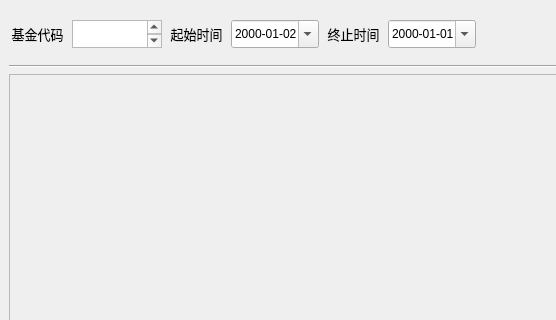
Above: ui/main_window.ui from KirinDr/Fund-Tool before the change; both pictures show x 0 to 556 and y 0 to 320 of the 1156 by 612 pixel window. Below: the same form after it.
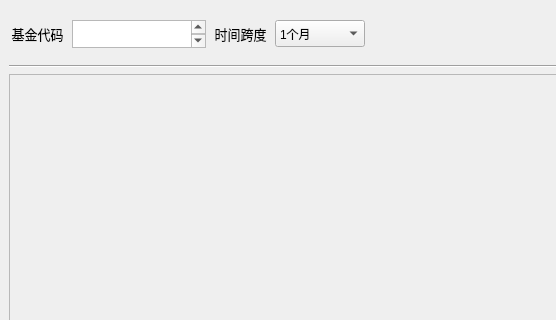
That is the form after the change.

The edit to the form file:
```diff
--- a/ui/main_window.ui
+++ b/ui/main_window.ui
@@ -98,7 +98,7 @@
          </font>
         </property>
         <property name="text">
-         <string>起始时间</string>
+         <string>时间跨度</string>
         </property>
         <property name="alignment">
          <set>Qt::AlignCenter</set>
@@ -106,82 +106,43 @@
        </widget>
       </item>
       <item>
-       <widget class="QDateTimeEdit" name="start_time">
+       <widget class="QComboBox" name="choose_time">
         <property name="minimumSize">
          <size>
-          <width>88</width>
-          <height>0</height>
+          <width>90</width>
+          <height>27</height>
          </size>
         </property>
-        <property name="maximumSize">
-         <size>
-          <width>16777215</width>
-          <height>28</height>
-         </size>
-        </property>
-        <property name="accelerated">
-         <bool>true</bool>
-        </property>
-        <property name="date">
-         <date>
-          <year>2000</year>
-          <month>1</month>
-          <day>2</day>
-         </date>
-        </property>
-        <property name="displayFormat">
-         <string>yyyy-MM-dd</string>
-        </property>
-        <property name="calendarPopup">
-         <bool>true</bool>
-        </property>
-       </widget>
-      </item>
-      <item>
-       <widget class="QLabel" name="label_3">
-        <property name="minimumSize">
-         <size>
-          <width>57</width>
-          <height>0</height>
-         </size>
-        </property>
-        <property name="font">
-         <font>
-          <family>宋体</family>
-          <pointsize>10</pointsize>
-         </font>
-        </property>
-        <property name="text">
-         <string>终止时间</string>
-        </property>
-        <property name="alignment">
-         <set>Qt::AlignCenter</set>
-        </property>
-       </widget>
-      </item>
-      <item>
-       <widget class="QDateTimeEdit" name="end_time">
-        <property name="minimumSize">
-         <size>
-          <width>88</width>
-          <height>0</height>
-         </size>
-        </property>
-        <property name="maximumSize">
-         <size>
-          <width>16777215</width>
-          <height>28</height>
-         </size>
-        </property>
-        <property name="accelerated">
-         <bool>true</bool>
-        </property>
-        <property name="displayFormat">
-         <string>yyyy-MM-dd</string>
-        </property>
-        <property name="calendarPopup">
-         <bool>true</bool>
-        </property>
+        <item>
+         <property name="text">
+          <string>1个月</string>
+         </property>
+        </item>
+        <item>
+         <property name="text">
+          <string>3个月</string>
+         </property>
+        </item>
+        <item>
+         <property name="text">
+          <string>6个月</string>
+         </property>
+        </item>
+        <item>
+         <property name="text">
+          <string>1年</string>
+         </property>
+        </item>
+        <item>
+         <property name="text">
+          <string>2年</string>
+         </property>
+        </item>
+        <item>
+         <property name="text">
+          <string>3年</string>
+         </property>
+        </item>
        </widget>
       </item>
       <item>
```
Left out of the diff: 8 changed lines with no effect on the pictures.
